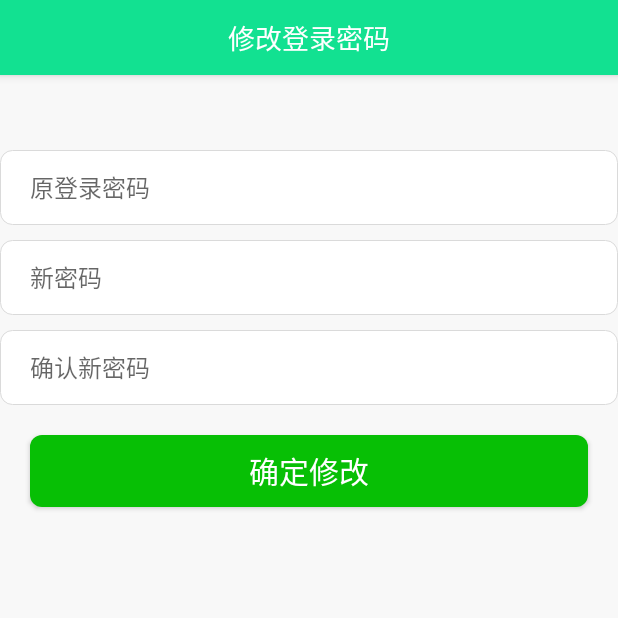
After one commit to jipengqaz/cgwallet, an Android app: the ChangeLoginPwdActivity screen opened directly, with no data from a screen before it, on a phone screen of 412 x 824 dp, the top half of it. The commit adds this screen. Run offline under Robolectric (Android 15) with nearby library versions, the phone set to English and light mode, and no system bars; libraries missing offline, so code that uses them is left out: cn.jpush.android; 1 statement that could not run was skipped.

Commit message:
修改登录密码  ok

```diff
--- a/app/src/main/AndroidManifest.xml
+++ b/app/src/main/AndroidManifest.xml
@@ -166,6 +166,7 @@
         <activity android:name=".activity.Change_password_Activity"/>
         <activity android:name=".activity.TradePwdActivity"/>
         <activity android:name=".activity.Modify_trade_password_Activity"/>
+        <activity android:name=".activity.ChangeLoginPwdActivity"/>
     </application>
 
 </manifest>
--- /dev/null
+++ b/app/src/main/java/cgtz/com/cgwallet/activity/ChangeLoginPwdActivity.java
@@ -0,0 +1,158 @@
+package cgtz.com.cgwallet.activity;
+
+import android.os.Bundle;
+import android.os.Handler;
+import android.os.Message;
+import android.text.TextUtils;
+import android.util.Log;
+import android.view.View;
+import android.widget.Button;
+import android.widget.EditText;
+import android.widget.Toast;
+
+import org.json.JSONException;
+import org.json.JSONObject;
+
+import cgtz.com.cgwallet.MApplication;
+import cgtz.com.cgwallet.R;
+import cgtz.com.cgwallet.bean.JsonBean;
+import cgtz.com.cgwallet.client.Is_passwrod;
+import cgtz.com.cgwallet.utils.Utils;
+import cgtz.com.cgwallet.widget.ProgressDialog;
+
+/**
+ * 修改登录密码
+ * Created by Administrator on 2014/10/17.
+ */
+public class ChangeLoginPwdActivity extends BaseActivity {
+    private static final String TAG = "ChangeLoginPwdActivity";
+    private EditText et_originalpwd;
+    private EditText et_newlpwd;
+    private EditText et_confirmlpwd;
+    private Button btn_change_confirm;
+    private ProgressDialog dialog;//进度条
+    private String newpwd;
+    private String mobile_phone;
+
+    @Override
+    protected void onCreate(Bundle savedInstanceState) {
+        super.onCreate(savedInstanceState);
+        setTitle("修改登录密码");
+        setContentView(R.layout.activity_change_loginpwd);
+        MApplication.registActivities(this);
+        init();
+        setBackListener(new View.OnClickListener() {
+            @Override
+            public void onClick(View v) {
+                finish();
+            }
+        });
+        dialog = new ProgressDialog(this,R.style.loading_dialog);
+        setViesListener();
+    }
+
+    /**
+     * 初始化视图
+     */
+    private void init(){
+        et_originalpwd = (EditText) findViewById(R.id.et_originalpwd);
+        et_newlpwd = (EditText) findViewById(R.id.et_newlpwd);
+        et_confirmlpwd = (EditText) findViewById(R.id.et_confirmlpwd);
+        btn_change_confirm = (Button) findViewById(R.id.btn_change_confirm);
+    }
+
+    /**
+     * 视图添加事件
+     */
+    private void setViesListener(){
+        btn_change_confirm.setOnClickListener(new View.OnClickListener() {
+            @Override
+            public void onClick(View view) {
+                String originalpwd = et_originalpwd.getText().toString();
+                newpwd = et_newlpwd.getText().toString().trim();
+                String confirmpwd = et_confirmlpwd.getText().toString();
+                if (TextUtils.isEmpty(originalpwd)) {
+                    Utils.makeToast(ChangeLoginPwdActivity.this, "请填写原登录密码");
+                } else if (TextUtils.isEmpty(newpwd)) {
+                    Utils.makeToast(ChangeLoginPwdActivity.this, "新密码不能为空");
+                } else if (!TextUtils.isEmpty(newpwd) && newpwd.length() < 6) {
+                    Utils.makeToast(ChangeLoginPwdActivity.this, "密码长度不能小于6位");
+                    et_newlpwd.setText("");
+                    et_confirmlpwd.setText("");
+                } else if (TextUtils.isEmpty(confirmpwd)) {
+                    Utils.makeToast(ChangeLoginPwdActivity.this, "确认密码不能为空");
+                } else if (!TextUtils.isEmpty(newpwd) && !newpwd.equals(confirmpwd)) {
+                    Utils.makeToast(ChangeLoginPwdActivity.this, "确认密码不一致");
+                    et_newlpwd.setText("");
+                    et_confirmlpwd.setText("");
+                } else {
+                    dialog.setMessage("密码修改中...");
+                    dialog.show();
+                    Log.e(TAG, originalpwd + "      " + newpwd+"   "+confirmpwd);
+                    Is_passwrod.changLoginpwd(mHandler, originalpwd, newpwd, confirmpwd, 11);
+                }
+            }
+        });
+    }
+
+    private Handler mHandler = new Handler(){
+        @Override
+        public void handleMessage(Message msg) {
+            if(dialog!=null &&dialog.isShowing()){
+                dialog.dismiss();
+            }
+            JsonBean jsonBean = (JsonBean) msg.obj;
+            int code = jsonBean.getCode();
+            String errorMsg = jsonBean.getError_msg();
+            JSONObject json = null;
+            if(!Utils.filtrateCode(ChangeLoginPwdActivity.this,jsonBean)){
+                Toast.makeText(ChangeLoginPwdActivity.this, errorMsg + "  错误码" + code, Toast.LENGTH_SHORT);
+                return;
+            }
+            try {
+                json = jsonBean.getJsonObject();
+                String status = json.getString("success");
+                if ("0".equals(status)) {
+                    Utils.makeToast_short(ChangeLoginPwdActivity.this, json.optString("msg"));
+                    et_originalpwd.setText("");
+                    et_newlpwd.setText("");
+                    et_confirmlpwd.setText("");
+                } else if("1".equals(status)){
+                    //密码修改成功
+                    Utils.saveLoginPwd(ChangeLoginPwdActivity.this, newpwd);
+                    String mssg = json.optString("msg");
+                    Utils.makeToast_short(ChangeLoginPwdActivity.this, mssg);
+                    finish();
+                }
+            } catch (JSONException e1) {
+                e1.printStackTrace();
+            }
+        }
+    };
+
+    /**
+     * Activity被系统杀死时被调用.
+     * 例如:屏幕方向改变时,Activity被销毁再重建;当前Activity处于后台,系统资源紧张将其杀死.
+     * 另外,当跳转到其他Activity或者按Home键回到主屏时该方法也会被调用,系统是为了保存当前View组件的状态.
+     * 在onPause之前被调用.
+     */
+    @Override
+    protected void onSaveInstanceState(Bundle outState) {
+        super.onSaveInstanceState(outState);
+    }
+
+    @Override
+    protected void onResume() {
+        super.onResume();
+    }
+
+    @Override
+    protected void onPause() {
+        super.onPause();
+    }
+
+    @Override
+    protected void onDestroy() {
+        super.onDestroy();
+    }
+}
--- a/app/src/main/java/cgtz/com/cgwallet/client/Modify_trading_password.java
+++ b/app/src/main/java/cgtz/com/cgwallet/client/Modify_trading_password.java
@@ -47,7 +47,7 @@ public class Modify_trading_password {
         params.put("password", MD5Util.md5(password));
         params.put("mobile_code", mobile_code);
         CustomTask task = new CustomTask(handler, code,
-                Constants.URL_GET_CODE,
+                Constants.URL_RESETPAYPASS,
                 true,params,true);
         task.execute();
     }
--- a/app/src/main/java/cgtz/com/cgwallet/utility/Constants.java
+++ b/app/src/main/java/cgtz/com/cgwallet/utility/Constants.java
@@ -93,6 +93,7 @@ public class Constants {
     public static final String URL_PAY_SETPASS = "pay/SetPass";//设置交易密码
     public static final String URL_GET_CODE = "pay/GetMobileCode";//获取修改交易密码的是的短信验证码
     public static final String URL_RESETPAYPASS= "pay/ResetPayPass";//重置交易密码
+    public static final String URL_CHANGE_LOGINPWD = "account/resetPassword";//修改登录密码
 
 
     /**
--- /dev/null
+++ b/app/src/main/res/drawable/bg_change_pwd.xml
@@ -0,0 +1,6 @@
+<?xml version="1.0" encoding="utf-8"?>
+<shape xmlns:android="http://schemas.android.com/apk/res/android" >
+    <solid android:color="#ffffff"/>
+    <stroke android:color="@color/bg_line" android:width="0.5dp"/>
+    <corners android:radius="8dp"/>
+</shape>
--- /dev/null
+++ b/app/src/main/res/layout/activity_change_loginpwd.xml
@@ -0,0 +1,59 @@
+<?xml version="1.0" encoding="utf-8"?>
+<LinearLayout xmlns:android="http://schemas.android.com/apk/res/android"
+    android:layout_width="match_parent"
+    android:layout_height="match_parent"
+    android:orientation="vertical"
+    android:background="@color/main_bg_white">
+    <EditText
+        android:layout_marginTop="50dp"
+        android:gravity="center_vertical"
+        android:paddingLeft="20dp"
+        android:hint="@string/text_change_pwd_originalpwd"
+        android:id="@+id/et_originalpwd"
+        android:background="@drawable/bg_change_pwd"
+        android:password="true"
+        android:maxLength="20"
+        android:inputType="text"
+        android:layout_width="match_parent"
+        android:layout_height="50dp"
+        android:textColor="@color/black"
+        android:textSize="@dimen/text_size_16sp"/>
+    <EditText
+        android:layout_marginTop="10dp"
+        android:gravity="center_vertical"
+        android:paddingLeft="20dp"
+        android:hint="@string/text_change_pwd_newpwd"
+        android:id="@+id/et_newlpwd"
+        android:background="@drawable/bg_change_pwd"
+        android:password="true"
+        android:maxLength="20"
+        android:inputType="text"
+        android:layout_width="match_parent"
+        android:layout_height="50dp"
+        android:textColor="@color/black"
+        android:textSize="@dimen/text_size_16sp"/>
+    <EditText
+        android:layout_marginTop="10dp"
+        android:gravity="center_vertical"
+        android:paddingLeft="20dp"
+        android:hint="@string/text_change_pwd_confirmnewpwd"
+        android:id="@+id/et_confirmlpwd"
+        android:background="@drawable/bg_change_pwd"
+        android:password="true"
+        android:inputType="text"
+        android:maxLength="20"
+        android:layout_width="match_parent"
+        android:layout_height="50dp"
+        android:textColor="@color/black"
+        android:textSize="@dimen/text_size_16sp"/>
+
+    <Button
+        android:background="@drawable/bg_remond_selector"
+        android:layout_margin="20dp"
+        android:id="@+id/btn_change_confirm"
+        android:layout_width="match_parent"
+        android:layout_height="48dp"
+        android:text="@string/text_change_pwd_confirmchange"
+        android:textColor="@color/white"
+        android:textSize="@dimen/text_size_20sp"/>
+</LinearLayout>
```
Also changed, not shown: app/src/main/java/cgtz/com/cgwallet/activity/Change_password_Activity.java (+0 -7 lines), app/src/main/java/cgtz/com/cgwallet/activity/Modify_trade_password_Activity.java (+0 -7 lines), app/src/main/java/cgtz/com/cgwallet/activity/SafeCenterActivity.java (+7 -1 lines), app/src/main/java/cgtz/com/cgwallet/client/Is_passwrod.java (+13 -0 lines).
